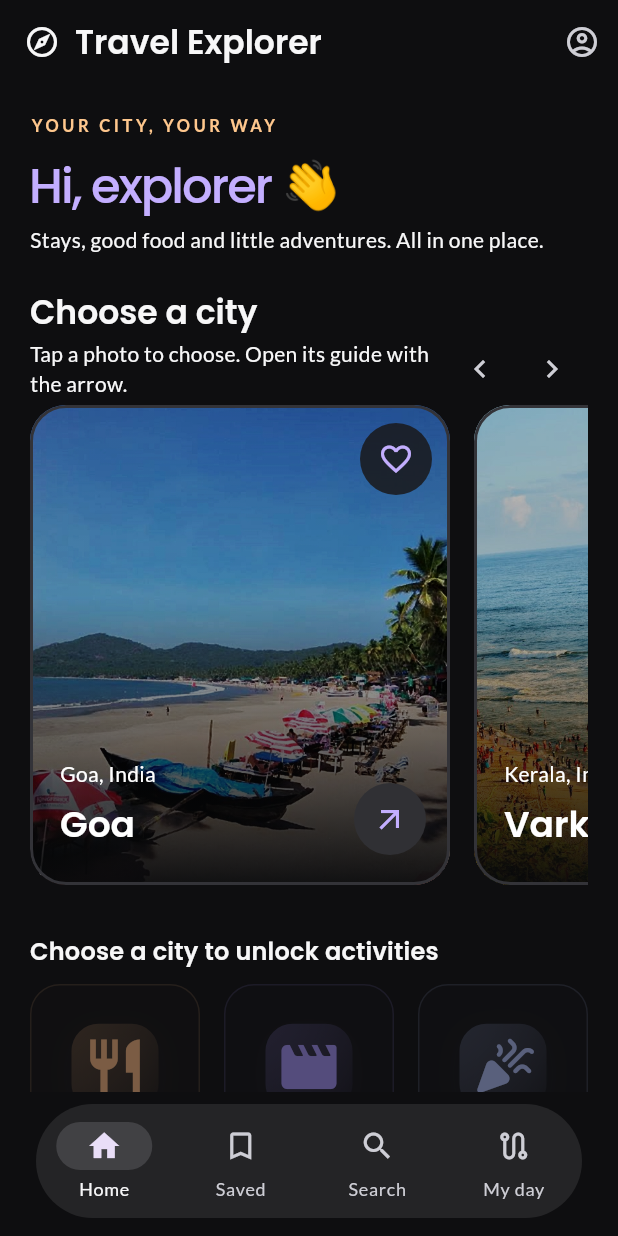
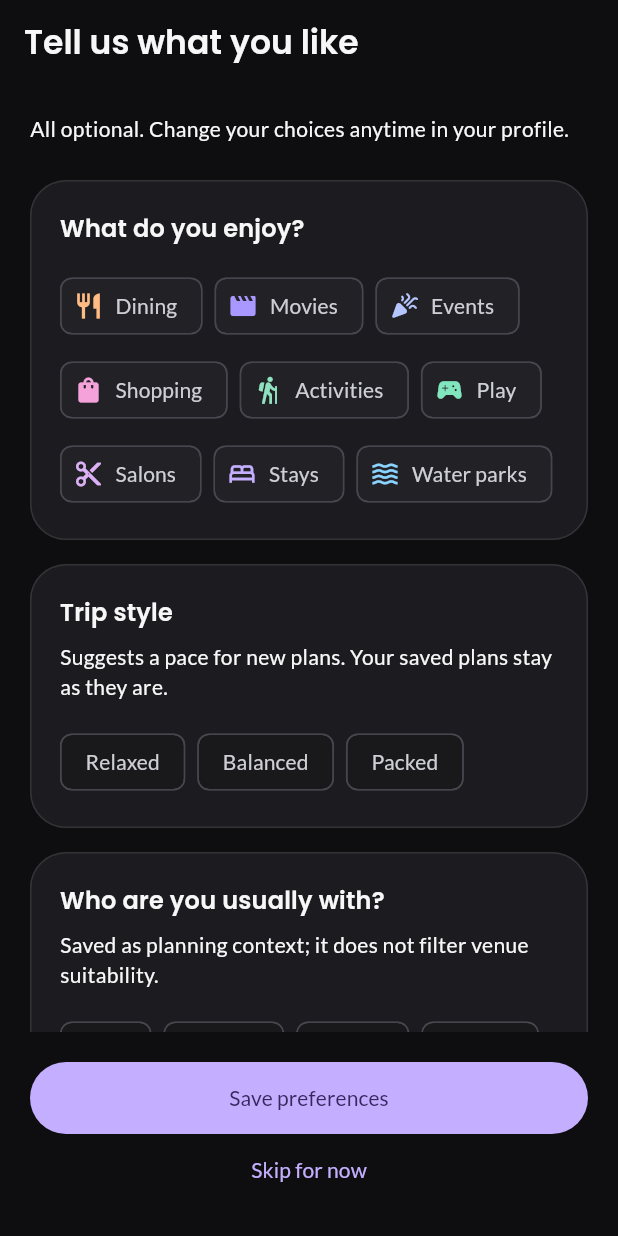
Before and after one commit to sohan2335/travel-explorer, a Flutter app: the screen it shows after launch, after a tap on "Explore as guest", after a tap on "Skip", on a phone screen of 412 x 824 dp. Run offline on Flutter 3.47's test engine with Material 3 defaults, Android fonts, the phone set to English and light mode, and no system bars; our stand-ins replace cached_network_image, google_fonts; missing offline and left inert: dart:js_interop.

Commit message:
Part 3: optional locally saved interests, pace and travel context

```diff
--- a/lib/experience/flow_navigation.dart
+++ b/lib/experience/flow_navigation.dart
@@ -1,6 +1,7 @@
 import 'package:flutter/material.dart';
 import 'experience_controller.dart';
 import 'onboarding_screen.dart';
+import 'preferences_screen.dart';
 
 PageRouteBuilder<void> experienceRoute(BuildContext context, Widget screen) {
   final reduced = MediaQuery.disableAnimationsOf(context);
@@ -37,13 +38,28 @@ void continueExperience(BuildContext context) {
           onDone: () async {
             await scope.controller.completeIntro();
             if (introContext.mounted) {
-              replaceExperience(introContext, scope.homeBuilder());
+              showPreferences(introContext);
             }
           },
         ),
       ),
     );
+  } else if (!scope.controller.preferencesDone) {
+    showPreferences(context);
   } else {
     replaceExperience(context, scope.homeBuilder());
   }
 }
+
+void showPreferences(BuildContext context) {
+  final scope = ExperienceScope.of(context);
+  replaceExperience(
+    context,
+    Builder(
+      builder: (preferencesContext) => PreferencesScreen(
+        onDone: () async =>
+            replaceExperience(preferencesContext, scope.homeBuilder()),
+      ),
+    ),
+  );
+}
--- /dev/null
+++ b/lib/experience/preferences_screen.dart
@@ -0,0 +1,200 @@
+import 'package:flutter/material.dart';
+import '../widgets/discovery_shortcuts.dart';
+import 'experience_controller.dart';
+
+class PreferencesScreen extends StatefulWidget {
+  const PreferencesScreen({
+    super.key,
+    required this.onDone,
+    this.editing = false,
+  });
+  final Future<void> Function() onDone;
+  final bool editing;
+  @override
+  State<PreferencesScreen> createState() => _PreferencesScreenState();
+}
+
+class _PreferencesScreenState extends State<PreferencesScreen> {
+  Set<String> _interests = {};
+  String? _style, _company;
+  bool _loaded = false, _busy = false;
+  @override
+  void didChangeDependencies() {
+    super.didChangeDependencies();
+    if (!_loaded) {
+      _loaded = true;
+      final saved = ExperienceScope.of(context).controller;
+      _interests = {...saved.interests};
+      _style = saved.tripStyle;
+      _company = saved.company;
+    }
+  }
+
+  Future<void> _save({bool skip = false}) async {
+    if (_busy) return;
+    setState(() => _busy = true);
+    final saved = ExperienceScope.of(context).controller;
+    final ok = await saved.savePreferences(
+      skip ? saved.interests : _interests,
+      skip ? saved.tripStyle : _style,
+      skip ? saved.company : _company,
+    );
+    if (!mounted) return;
+    ScaffoldMessenger.of(context).showSnackBar(
+      SnackBar(
+        content: Text(
+          ok
+              ? (skip
+                    ? 'You can set preferences later in your profile.'
+                    : 'Preferences saved.')
+              : saved.message!,
+        ),
+      ),
+    );
+    await widget.onDone();
+  }
+
+  Widget _group(
+    BuildContext context,
+    String title,
+    Widget child, {
+    String? hint,
+  }) => Card(
+    child: Padding(
+      padding: const EdgeInsets.all(20),
+      child: Column(
+        crossAxisAlignment: CrossAxisAlignment.start,
+        children: [
+          Text(title, style: Theme.of(context).textTheme.titleMedium),
+          if (hint != null) ...[const SizedBox(height: 8), Text(hint)],
+          const SizedBox(height: 16),
+          child,
+        ],
+      ),
+    ),
+  );
+
+  @override
+  Widget build(BuildContext context) => Scaffold(
+    appBar: AppBar(
+      title: Text(
+        widget.editing ? 'Edit preferences' : 'Tell us what you like',
+      ),
+      automaticallyImplyLeading: widget.editing,
+    ),
+    bottomNavigationBar: SafeArea(
+      top: false,
+      child: Padding(
+        padding: const EdgeInsets.all(20),
+        child: Column(
+          mainAxisSize: MainAxisSize.min,
+          crossAxisAlignment: CrossAxisAlignment.stretch,
+          children: [
+            FilledButton(
+              onPressed: _busy ? null : () => _save(),
+              child: const Text('Save preferences'),
+            ),
+            TextButton(
+              onPressed: _busy ? null : () => _save(skip: true),
+              child: const Text('Skip for now'),
+            ),
+          ],
+        ),
+      ),
+    ),
+    body: Center(
+      child: ConstrainedBox(
+        constraints: const BoxConstraints(maxWidth: 720),
+        child: ListView(
+          padding: const EdgeInsets.all(20),
+          children: [
+            const Text(
+              'All optional. Change your choices anytime in your profile.',
+            ),
+            const SizedBox(height: 24),
+            _group(
+              context,
+              'What do you enjoy?',
+              Wrap(
+                spacing: 8,
+                runSpacing: 8,
+                children: [
+                  for (final kind in interestIds)
+                    FilterChip(
+                      label: Text(discoveryLabels[kind]!),
+                      avatar: Icon(
+                        discoveryIcons[kind],
+                        size: 20,
+                        color: discoveryColors[kind],
+                      ),
+                      selected: _interests.contains(kind),
+                      selectedColor: discoveryColors[kind]!.withValues(
+                        alpha: .2,
+                      ),
+                      backgroundColor: const Color(0xFF222226),
+                      onSelected: _busy
+                          ? null
+                          : (selected) => setState(() {
+                              selected
+                                  ? _interests.add(kind)
+                                  : _interests.remove(kind);
+                            }),
+                    ),
+                ],
+              ),
+            ),
+            const SizedBox(height: 16),
+            _group(
+              context,
+              'Trip style',
+              Wrap(
+                spacing: 8,
+                runSpacing: 8,
+                children: [
+                  for (final style in tripStyles)
+                    ChoiceChip(
+                      label: Text(style),
+                      selected: _style == style,
+                      selectedColor: const Color(0x33C3AEFF),
+                      onSelected: _busy
+                          ? null
+                          : (selected) => setState(
+                              () => _style = selected ? style : null,
+                            ),
+                    ),
+                ],
+              ),
+              hint:
+                  'Suggests a pace for new plans. Your saved plans stay as they are.',
+            ),
+            const SizedBox(height: 16),
+            _group(
+              context,
+              'Who are you usually with?',
+              Wrap(
+                spacing: 8,
+                runSpacing: 8,
+                children: [
+                  for (final group in travelGroups)
+                    ChoiceChip(
+                      label: Text(group),
+                      selected: _company == group,
+                      selectedColor: const Color(0x33C3AEFF),
+                      onSelected: _busy
+                          ? null
+                          : (selected) => setState(
+                              () => _company = selected ? group : null,
+                            ),
+                    ),
+                ],
+              ),
+              hint:
+                  'Saved as planning context; it does not filter venue suitability.',
+            ),
+            const SizedBox(height: 24),
+          ],
+        ),
+      ),
+    ),
+  );
+}
```
Also changed, not shown: 1 other file.
